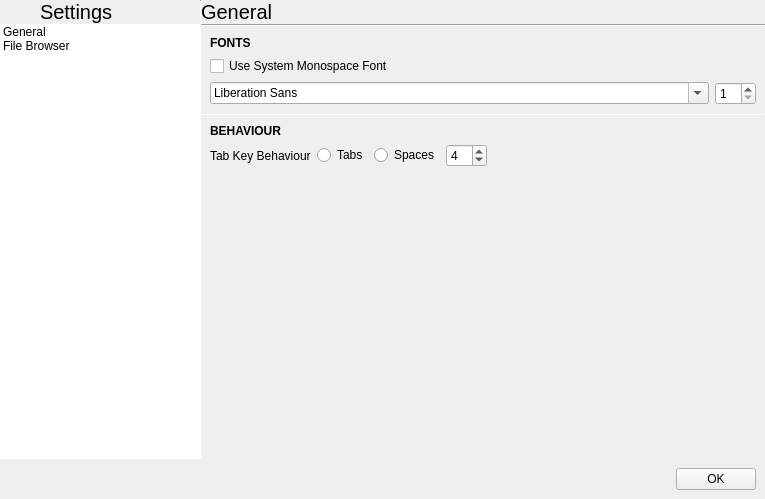
theCheeseboard/theSlate, file slate/settingsdialog.ui: the form before one commit.
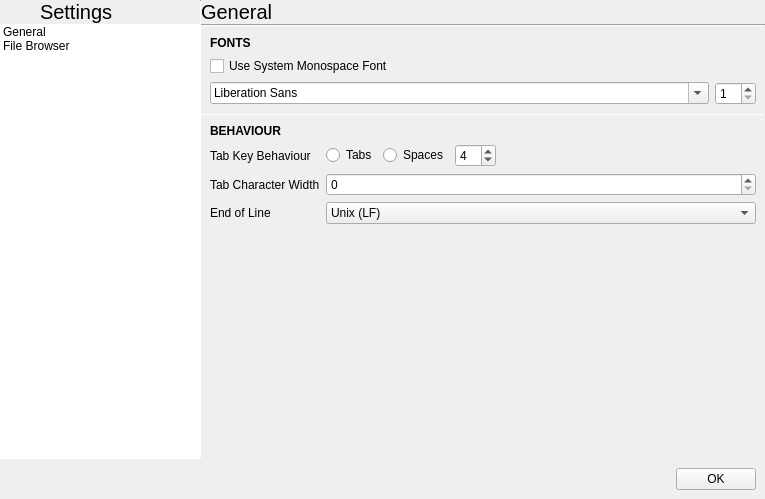
The form after the commit. Icons and pictures are not drawn.

Commit message: Line Endings

What changed in the file:
```diff
--- a/slate/settingsdialog.ui
+++ b/slate/settingsdialog.ui
@@ -400,13 +400,6 @@
                  </layout>
                 </widget>
                </item>
-               <item row="1" column="0">
-                <widget class="QLabel" name="label_5">
-                 <property name="text">
-                  <string>Tab Key Behaviour</string>
-                 </property>
-                </widget>
-               </item>
                <item row="0" column="0" colspan="2">
                 <widget class="QLabel" name="label_6">
                  <property name="font">
@@ -420,6 +413,53 @@
                  </property>
                 </widget>
                </item>
+               <item row="1" column="0">
+                <widget class="QLabel" name="label_5">
+                 <property name="text">
+                  <string>Tab Key Behaviour</string>
+                 </property>
+                </widget>
+               </item>
+               <item row="2" column="1">
+                <widget class="QSpinBox" name="tabCharWidth">
+                 <property name="singleStep">
+                  <number>4</number>
+                 </property>
+                </widget>
+               </item>
+               <item row="2" column="0">
+                <widget class="QLabel" name="label_7">
+                 <property name="text">
+                  <string>Tab Character Width</string>
+                 </property>
+                </widget>
+               </item>
+               <item row="3" column="0">
+                <widget class="QLabel" name="label_8">
+                 <property name="text">
+                  <string>End of Line</string>
+                 </property>
+                </widget>
+               </item>
+               <item row="3" column="1">
+                <widget class="QComboBox" name="endOfLineComboBox">
+                 <item>
+                  <property name="text">
+                   <string>Unix (LF)</string>
+                  </property>
+                 </item>
+                 <item>
+                  <property name="text">
+                   <string>Macintosh (CR)</string>
+                  </property>
+                 </item>
+                 <item>
+                  <property name="text">
+                   <string>Windows (CRLF)</string>
+                  </property>
+                 </item>
+                </widget>
+               </item>
               </layout>
              </item>
              <item>
@@ -430,7 +470,7 @@
                <property name="sizeHint" stdset="0">
                 <size>
                  <width>20</width>
-                 <height>252</height>
+                 <height>191</height>
                 </size>
                </property>
               </spacer>
```
The commit also changes 27 other files.
